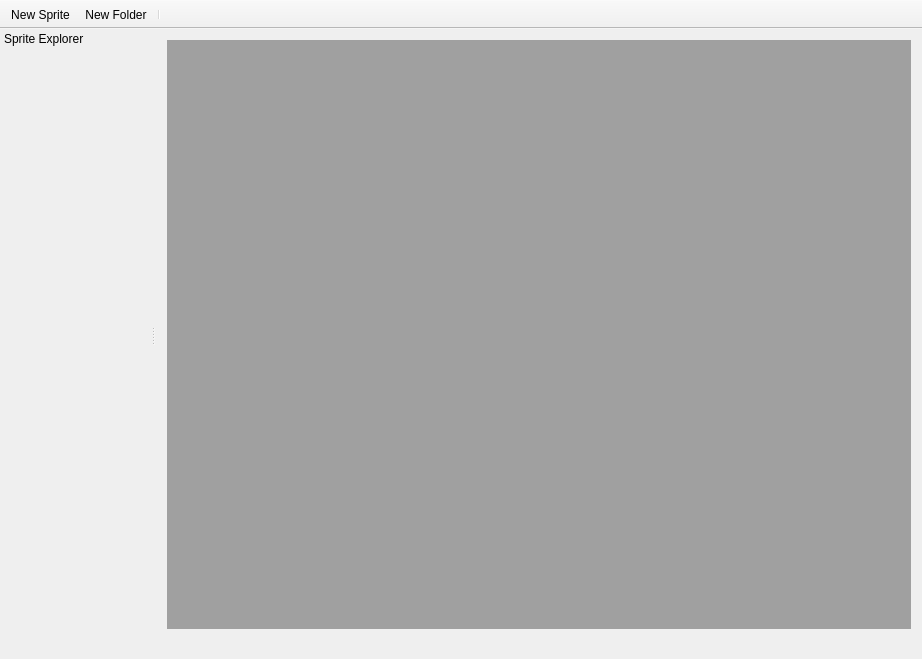
The window that src/mainwindow.ui (eigenbom/MQ-Sprite) describes before a commit, drawn with Qt 5.
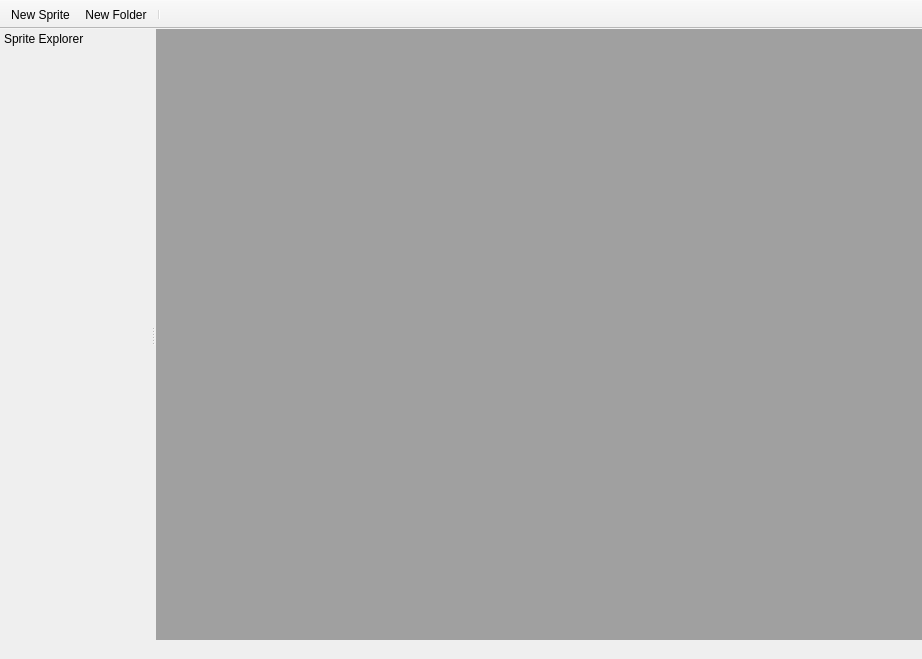
The same window after the commit. Icons and pictures are not drawn. Custom widgets are drawn as their Qt base class.

Diff of the .ui file:
```diff
--- a/src/mainwindow.ui
+++ b/src/mainwindow.ui
@@ -43,6 +43,21 @@
     </sizepolicy>
    </property>
    <layout class="QVBoxLayout" name="verticalLayout">
+    <property name="spacing">
+     <number>0</number>
+    </property>
+    <property name="leftMargin">
+     <number>0</number>
+    </property>
+    <property name="topMargin">
+     <number>0</number>
+    </property>
+    <property name="rightMargin">
+     <number>0</number>
+    </property>
+    <property name="bottomMargin">
+     <number>0</number>
+    </property>
     <item>
      <widget class="QMdiArea" name="mdiArea">
       <property name="sizePolicy">
```
